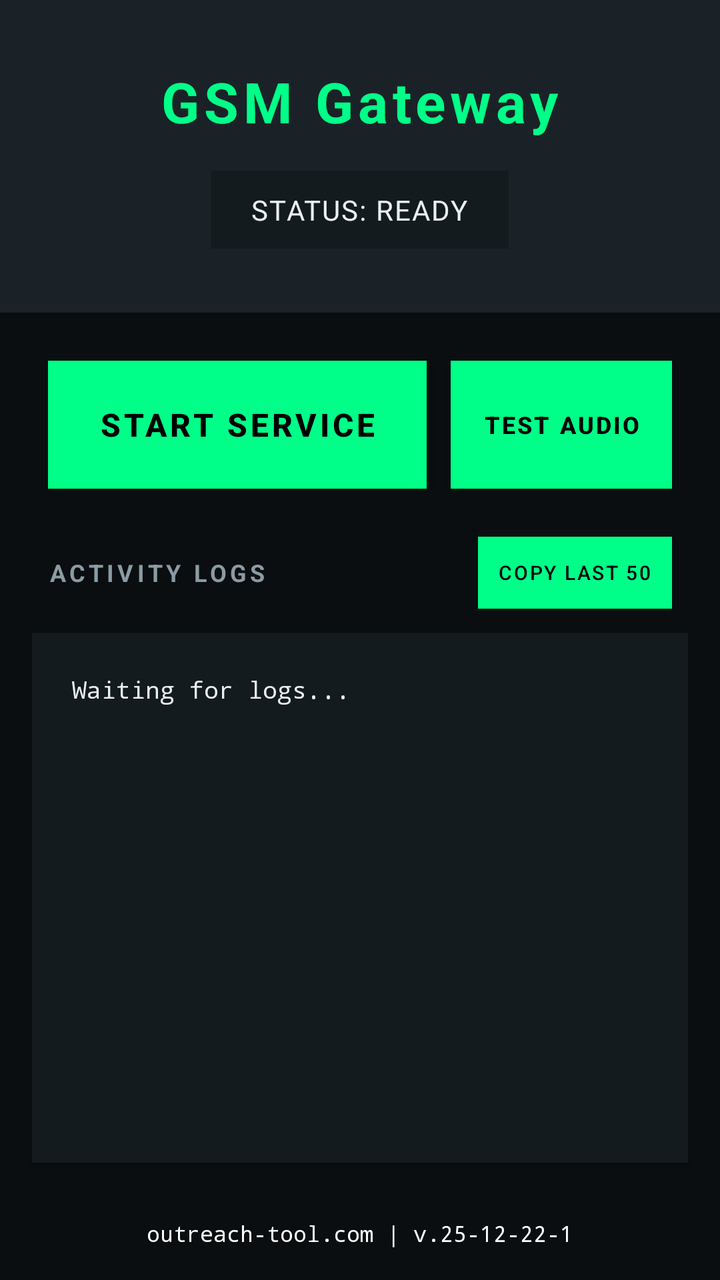
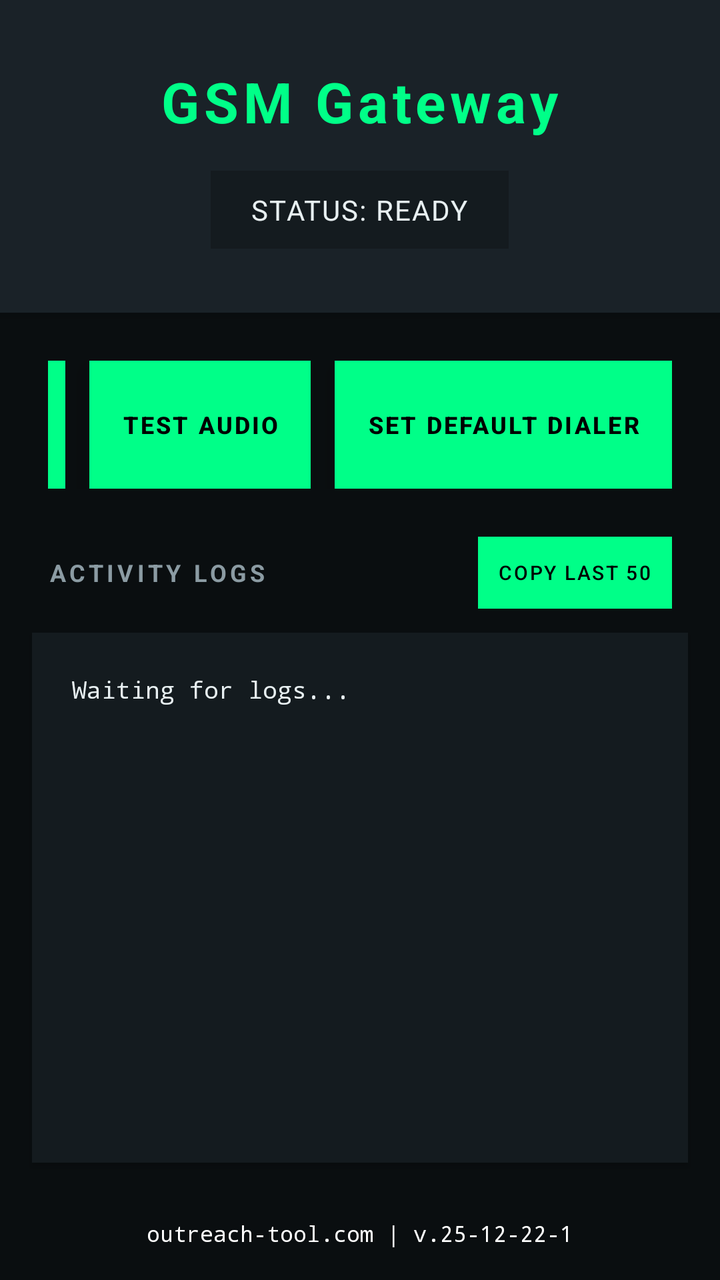

Before-and-after screenshots of an Android layout around one commit, followed by the original layout XML and the change that was made.
<!-- AndroidManifest.xml: application theme Theme.AndroidGSM -->
<!-- res/layout/activity_main.xml -->
<?xml version="1.0" encoding="utf-8"?>
<LinearLayout xmlns:android="http://schemas.android.com/apk/res/android"
              android:layout_width="match_parent"
              android:layout_height="match_parent"
              android:orientation="vertical"
              android:background="@color/bg_dark">

    <LinearLayout
            android:layout_width="match_parent"
            android:layout_height="wrap_content"
            android:orientation="vertical"
            android:background="@color/bg_elevated"
            android:padding="32dp"
            android:elevation="4dp">

        <TextView
                android:layout_width="wrap_content"
                android:layout_height="wrap_content"
                android:text="GSM Gateway"
                android:textSize="28sp"
                android:textColor="@color/brand_green"
                android:textStyle="bold"
                android:layout_gravity="center"
                android:letterSpacing="0.08" />

        <TextView
                android:id="@+id/statusTextView"
                android:layout_width="wrap_content"
                android:layout_height="wrap_content"
                android:text="Status: Ready"
                android:textSize="14sp"
                android:textColor="@color/text_primary"
                android:layout_gravity="center"
                android:layout_marginTop="16dp"
                android:padding="10dp"
                android:paddingStart="20dp"
                android:paddingEnd="20dp"
                android:background="@color/bg_card"
                android:textAllCaps="true"
                android:letterSpacing="0.05" />
    </LinearLayout>

    <LinearLayout
            android:layout_width="match_parent"
            android:layout_height="wrap_content"
            android:orientation="horizontal"
            android:padding="24dp"
            android:gravity="center">

        <Button
                android:id="@+id/toggleButton"
                android:layout_width="0dp"
                android:layout_weight="1"
                android:layout_height="64dp"
                android:text="START SERVICE"
                android:textSize="16sp"
                android:textStyle="bold"
                android:textColor="@color/black"
                android:background="@color/brand_green"
                android:elevation="8dp"
                android:letterSpacing="0.1"
                android:stateListAnimator="@null" />

        <Button
                android:id="@+id/testAudioButton"
                android:layout_width="wrap_content"
                android:layout_height="64dp"
                android:layout_marginStart="12dp"
                android:minWidth="0dp"
                android:text="TEST AUDIO"
                android:textSize="12sp"
                android:textStyle="bold"
                android:textColor="@color/black"
                android:background="@color/brand_green"
                android:elevation="8dp"
                android:stateListAnimator="@null" />
    </LinearLayout>

    <LinearLayout
            android:id="@+id/sim_selection_container"
            android:layout_width="match_parent"
            android:layout_height="wrap_content"
            android:orientation="vertical"
            android:padding="24dp"
            android:background="@color/bg_card"
            android:layout_marginStart="16dp"
            android:layout_marginEnd="16dp"
            android:layout_marginBottom="16dp"
            android:elevation="2dp"
            android:visibility="gone">

        <TextView
                android:layout_width="wrap_content"
                android:layout_height="wrap_content"
                android:text="Select SIM for Calls"
                android:textSize="16sp"
                android:textColor="@color/text_primary"
                android:textStyle="bold"
                android:letterSpacing="0.05" />

        <RadioGroup
                android:id="@+id/sim_radio_group"
                android:layout_width="match_parent"
                android:layout_height="wrap_content"
                android:orientation="vertical"
                android:layout_marginTop="16dp" />
    </LinearLayout>

    <LinearLayout
            android:layout_width="match_parent"
            android:layout_height="wrap_content"
            android:orientation="horizontal"
            android:gravity="center_vertical"
            android:paddingStart="24dp"
            android:paddingEnd="24dp"
            android:layout_marginBottom="12dp">

        <TextView
                android:layout_width="0dp"
                android:layout_height="wrap_content"
                android:layout_weight="1"
                android:text="ACTIVITY LOGS"
                android:textSize="12sp"
                android:textStyle="bold"
                android:textColor="@color/text_secondary"
                android:letterSpacing="0.15" />

        <Button
                android:id="@+id/copyLogsButton"
                android:layout_width="wrap_content"
                android:layout_height="36dp"
                android:text="COPY LAST 50"
                android:textSize="10sp"
                android:textColor="@color/black"
                android:background="@color/brand_green"
                android:paddingStart="10dp"
                android:paddingEnd="10dp"
                android:stateListAnimator="@null" />
    </LinearLayout>

    <ScrollView
            android:id="@+id/scrollView"
            android:layout_width="match_parent"
            android:layout_height="0dp"
            android:layout_weight="1"
            android:background="@color/bg_card"
            android:padding="20dp"
            android:layout_marginStart="16dp"
            android:layout_marginEnd="16dp"
            android:layout_marginBottom="16dp"
            android:elevation="2dp">

        <TextView
                android:id="@+id/logTextView"
                android:layout_width="match_parent"
                android:layout_height="wrap_content"
                android:text="Waiting for logs...\n"
                android:textSize="12sp"
                android:textColor="@color/text_primary"
                android:fontFamily="monospace"
                android:lineSpacingExtra="6dp" />
    </ScrollView>

    <TextView
            android:id="@+id/versionTextView"
            android:layout_width="match_parent"
            android:layout_height="wrap_content"
            android:text="outreach-tool.com | v.25-12-22-1"
            android:textSize="11sp"
            android:textColor="#ffffff"
            android:fontFamily="monospace"
            android:gravity="center"
            android:paddingTop="12dp"
            android:paddingBottom="16dp" />

</LinearLayout>
<!-- resources referenced by this layout -->
<resources>
  <color name="bg_card">#141B1F</color>
  <color name="bg_dark">#0A0E10</color>
  <color name="bg_elevated">#1A2228</color>
  <color name="black">#FF000000</color>
  <color name="brand_green">#00FF88</color>
  <color name="text_primary">#E8F0F2</color>
  <color name="text_secondary">#8B9BA3</color>
  <style name="Theme.AndroidGSM" parent="Theme.MaterialComponents.DayNight.NoActionBar">
          <item name="colorPrimary">@color/brand_green</item>
          <item name="colorPrimaryVariant">@color/brand_green_dark</item>
          <item name="colorOnPrimary">@color/black</item>
          <item name="colorSecondary">@color/brand_green</item>
          <item name="colorSecondaryVariant">@color/brand_green_dark</item>
          <item name="colorOnSecondary">@color/black</item>
          <item name="android:statusBarColor">@color/bg_dark</item>
          <item name="android:windowLightStatusBar" tools:targetApi="m">false</item>
          <item name="android:navigationBarColor">@color/bg_dark</item>
      </style>
  <color name="brand_green_dark">#00CC6A</color>
</resources>

<!-- the commit's change to res/layout/activity_main.xml (unified diff, before → after) -->
@@ -68,6 +68,20 @@
                 android:layout_marginStart="12dp"
                 android:minWidth="0dp"
                 android:text="TEST AUDIO"
+                android:textSize="12sp"
+                android:textStyle="bold"
+                android:textColor="@color/black"
+                android:background="@color/brand_green"
+                android:elevation="8dp"
+                android:stateListAnimator="@null" />
+        
+        <Button
+                android:id="@+id/defaultDialerButton"
+                android:layout_width="wrap_content"
+                android:layout_height="64dp"
+                android:layout_marginStart="12dp"
+                android:minWidth="0dp"
+                android:text="SET DEFAULT DIALER"
                 android:textSize="12sp"
                 android:textStyle="bold"
                 android:textColor="@color/black"
